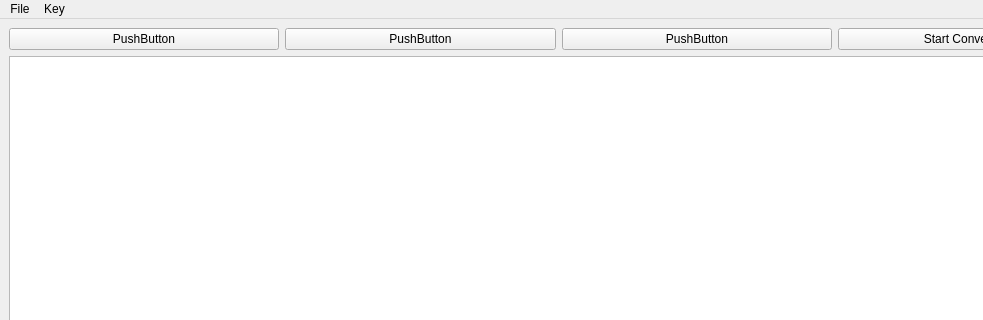
Above: discord-pgp.ui from erensunerr/discord-aes before the change; both pictures show x 0 to 983 and y 0 to 320 of the 1394 by 848 pixel window. Below: the same form after it.
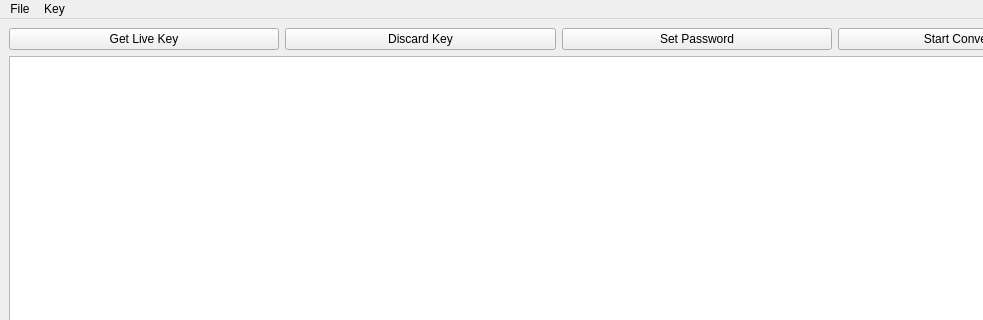
That is the form after the change.

Diff of the .ui file:
```diff
--- a/discord-pgp.ui
+++ b/discord-pgp.ui
@@ -24,21 +24,21 @@
           <item row="0" column="2">
            <widget class="QPushButton" name="pushButton_8">
             <property name="text">
-             <string>PushButton</string>
+             <string>Set Password</string>
             </property>
            </widget>
           </item>
           <item row="0" column="0">
            <widget class="QPushButton" name="pushButton">
             <property name="text">
-             <string>PushButton</string>
+             <string>Get Live Key</string>
             </property>
            </widget>
           </item>
           <item row="0" column="1">
            <widget class="QPushButton" name="pushButton_2">
             <property name="text">
-             <string>PushButton</string>
+             <string>Discard Key</string>
             </property>
            </widget>
           </item>
```
Left out of the diff: 4 changed lines with no effect on the pictures.
